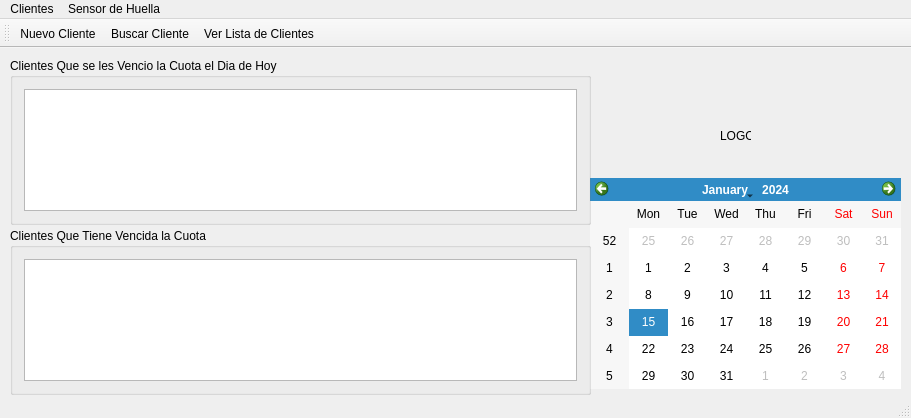
This is IMC/imcsoftware.ui in CarlosOC/IMCSofware as Qt 5 draws it before an edit. The edited form follows.
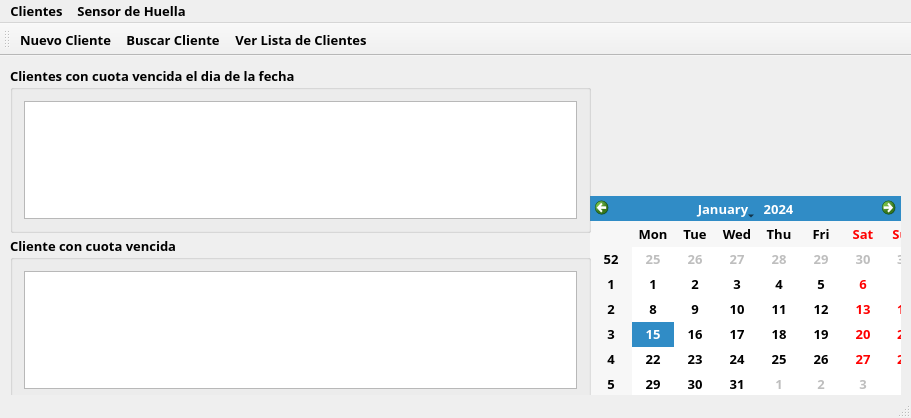
This is the edited form. Icons and pictures are not drawn.

What changed in the file:
```diff
--- a/IMC/imcsoftware.ui
+++ b/IMC/imcsoftware.ui
@@ -10,6 +10,14 @@
     <height>418</height>
    </rect>
   </property>
+  <property name="font">
+   <font>
+    <family>Visby CF Bold</family>
+    <pointsize>10</pointsize>
+    <weight>75</weight>
+    <bold>true</bold>
+   </font>
+  </property>
   <property name="windowTitle">
    <string>IMCsoftware</string>
   </property>
@@ -18,9 +26,9 @@
     <property name="geometry">
      <rect>
       <x>590</x>
-      <y>130</y>
+      <y>140</y>
       <width>311</width>
-      <height>211</height>
+      <height>201</height>
      </rect>
     </property>
    </widget>
@@ -33,8 +41,16 @@
       <height>167</height>
      </rect>
     </property>
+    <property name="font">
+     <font>
+      <family>Visby CF Bold</family>
+      <pointsize>10</pointsize>
+      <weight>75</weight>
+      <bold>true</bold>
+     </font>
+    </property>
     <property name="title">
-     <string>Clientes Que se les Vencio la Cuota el Dia de Hoy</string>
+     <string>Clientes con cuota vencida el dia de la fecha</string>
     </property>
     <layout class="QGridLayout" name="gridLayout_2">
      <item row="0" column="1">
@@ -52,7 +68,7 @@
      </rect>
     </property>
     <property name="title">
-     <string>Clientes Que Tiene Vencida la Cuota</string>
+     <string>Cliente con cuota vencida</string>
     </property>
     <layout class="QGridLayout" name="gridLayout_3">
      <item row="0" column="0">
@@ -63,14 +79,20 @@
    <widget class="QLabel" name="label_logo">
     <property name="geometry">
      <rect>
-      <x>720</x>
-      <y>80</y>
-      <width>31</width>
-      <height>16</height>
+      <x>600</x>
+      <y>10</y>
+      <width>301</width>
+      <height>121</height>
      </rect>
     </property>
     <property name="text">
-     <string>LOGO </string>
+     <string/>
+    </property>
+    <property name="pixmap">
+     <pixmap resource="imagenes.qrc">:/ICONOS/Desktop/IMC_Logo.jpg</pixmap>
+    </property>
+    <property name="scaledContents">
+     <bool>true</bool>
     </property>
    </widget>
   </widget>
@@ -80,7 +102,7 @@
      <x>0</x>
      <y>0</y>
      <width>911</width>
-     <height>21</height>
+     <height>22</height>
     </rect>
    </property>
    <widget class="QMenu" name="menuClientes">
@@ -128,6 +150,14 @@
    <property name="text">
     <string>Nuevo Cliente</string>
    </property>
+   <property name="font">
+    <font>
+     <family>Visby CF Bold</family>
+     <pointsize>10</pointsize>
+     <weight>75</weight>
+     <bold>true</bold>
+    </font>
+   </property>
    <property name="shortcut">
     <string>Ctrl+N</string>
    </property>
@@ -136,6 +166,14 @@
    <property name="text">
     <string>Buscar Cliente</string>
    </property>
+   <property name="font">
+    <font>
+     <family>Visby CF Bold</family>
+     <pointsize>10</pointsize>
+     <weight>75</weight>
+     <bold>true</bold>
+    </font>
+   </property>
    <property name="shortcut">
     <string>Ctrl+B</string>
    </property>
@@ -144,6 +182,14 @@
    <property name="text">
     <string>Ver Lista de Clientes</string>
    </property>
+   <property name="font">
+    <font>
+     <family>Visby CF Bold</family>
+     <pointsize>10</pointsize>
+     <weight>75</weight>
+     <bold>true</bold>
+    </font>
+   </property>
    <property name="shortcut">
     <string>Ctrl+L</string>
    </property>
```
Left out of the diff: 35 changed lines with no effect on the pictures.
